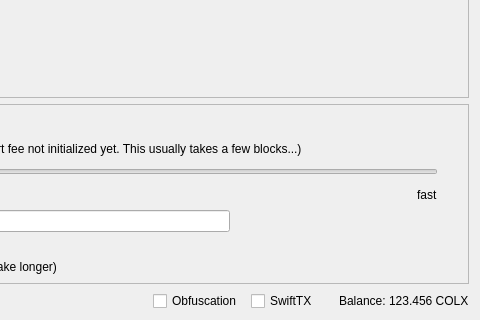
zeronode-project/zeronode, file src/qt/forms/sendcoinsdialog.ui: the form before one commit; both pictures show x 370 to 850 and y 290 to 610 of the 850 by 610 pixel window.
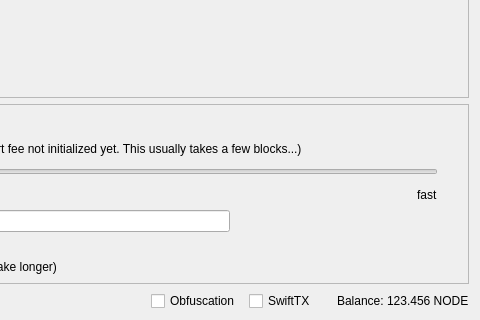
The form after the commit. Icons and pictures are not drawn. Custom widgets are drawn as their Qt base class.

What changed in the file:
```diff
--- a/src/qt/forms/sendcoinsdialog.ui
+++ b/src/qt/forms/sendcoinsdialog.ui
@@ -1435,7 +1435,7 @@
           <cursorShape>IBeamCursor</cursorShape>
          </property>
          <property name="text">
-          <string notr="true">123.456 COLX</string>
+          <string notr="true">123.456 NODE</string>
          </property>
          <property name="textInteractionFlags">
           <set>Qt::LinksAccessibleByMouse|Qt::TextSelectableByKeyboard|Qt::TextSelectableByMouse</set>
```
Left out of the diff: 8 changed lines with no effect on the pictures.
